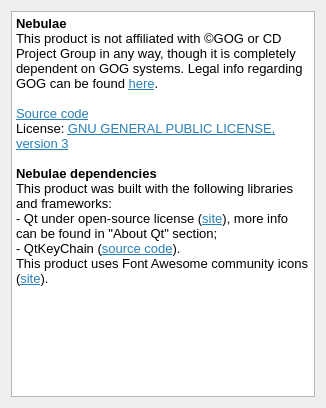
The window that windows/legalinfodialog.ui (pamugk/nebulae-qt) describes before a commit, drawn with Qt 5.
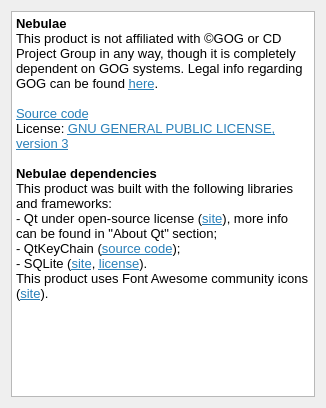
The same window after the commit.

What changed in the file:
```diff
--- a/windows/legalinfodialog.ui
+++ b/windows/legalinfodialog.ui
@@ -36,7 +36,8 @@
 &lt;p style=&quot; margin-top:0px; margin-bottom:0px; margin-left:0px; margin-right:0px; -qt-block-indent:0; text-indent:0px;&quot;&gt;&lt;span style=&quot; font-weight:700;&quot;&gt;Nebulae dependencies&lt;/span&gt;&lt;/p&gt;
 &lt;p style=&quot; margin-top:0px; margin-bottom:0px; margin-left:0px; margin-right:0px; -qt-block-indent:0; text-indent:0px;&quot;&gt;This product was built with the following libraries and frameworks:&lt;/p&gt;
 &lt;p style=&quot; margin-top:0px; margin-bottom:0px; margin-left:0px; margin-right:0px; -qt-block-indent:0; text-indent:0px;&quot;&gt;- Qt under open-source license (&lt;a href=&quot;https://www.qt.io/&quot;&gt;&lt;span style=&quot; text-decoration: underline; color:#2980b9;&quot;&gt;site&lt;/span&gt;&lt;/a&gt;), more info can be found in &amp;quot;About Qt&amp;quot; section;&lt;/p&gt;
-&lt;p style=&quot; margin-top:0px; margin-bottom:0px; margin-left:0px; margin-right:0px; -qt-block-indent:0; text-indent:0px;&quot;&gt;- QtKeyChain (&lt;a href=&quot;https://github.com/frankosterfeld/qtkeychain&quot;&gt;&lt;span style=&quot; text-decoration: underline; color:#2980b9;&quot;&gt;source code&lt;/span&gt;&lt;/a&gt;).&lt;/p&gt;
+&lt;p style=&quot; margin-top:0px; margin-bottom:0px; margin-left:0px; margin-right:0px; -qt-block-indent:0; text-indent:0px;&quot;&gt;- QtKeyChain (&lt;a href=&quot;https://github.com/frankosterfeld/qtkeychain&quot;&gt;&lt;span style=&quot; text-decoration: underline; color:#2980b9;&quot;&gt;source code&lt;/span&gt;&lt;/a&gt;);&lt;/p&gt;
+&lt;p style=&quot; margin-top:0px; margin-bottom:0px; margin-left:0px; margin-right:0px; -qt-block-indent:0; text-indent:0px;&quot;&gt;- SQLite (&lt;a href=&quot;https://www.sqlite.org/&quot;&gt;&lt;span style=&quot; text-decoration: underline; color:#2980b9;&quot;&gt;site&lt;/span&gt;&lt;/a&gt;, &lt;a href=&quot;https://www.sqlite.org/copyright.html&quot;&gt;&lt;span style=&quot; text-decoration: underline; color:#2980b9;&quot;&gt;license&lt;/span&gt;&lt;/a&gt;).&lt;/p&gt;
 &lt;p style=&quot; margin-top:0px; margin-bottom:0px; margin-left:0px; margin-right:0px; -qt-block-indent:0; text-indent:0px;&quot;&gt;This product uses Font Awesome community icons (&lt;a href=&quot;https://fontawesome.com/&quot;&gt;&lt;span style=&quot; text-decoration: underline; color:#2980b9;&quot;&gt;site&lt;/span&gt;&lt;/a&gt;).&lt;/p&gt;&lt;/body&gt;&lt;/html&gt;</string>
      </property>
     </widget>
```
